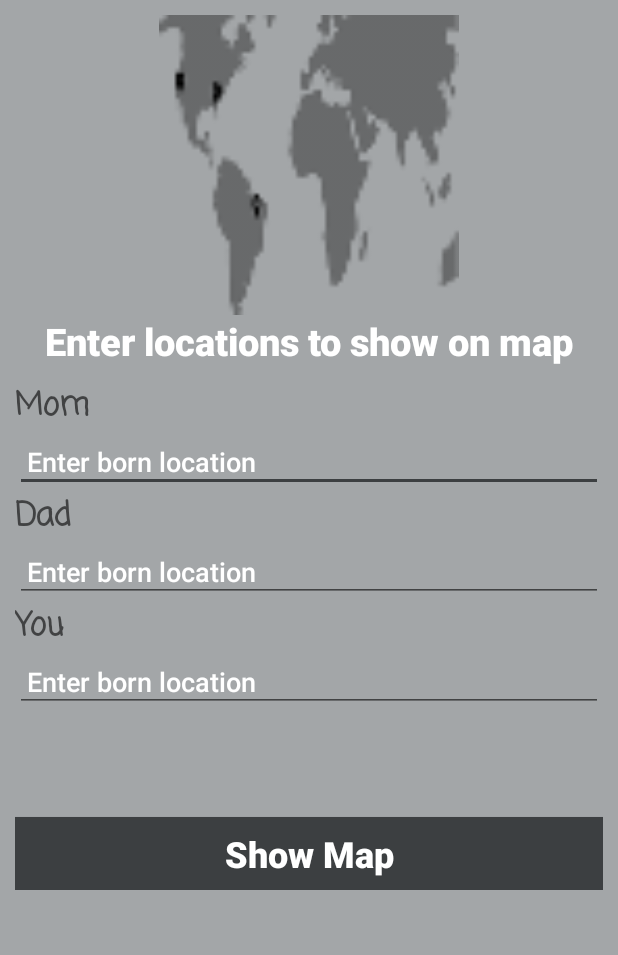
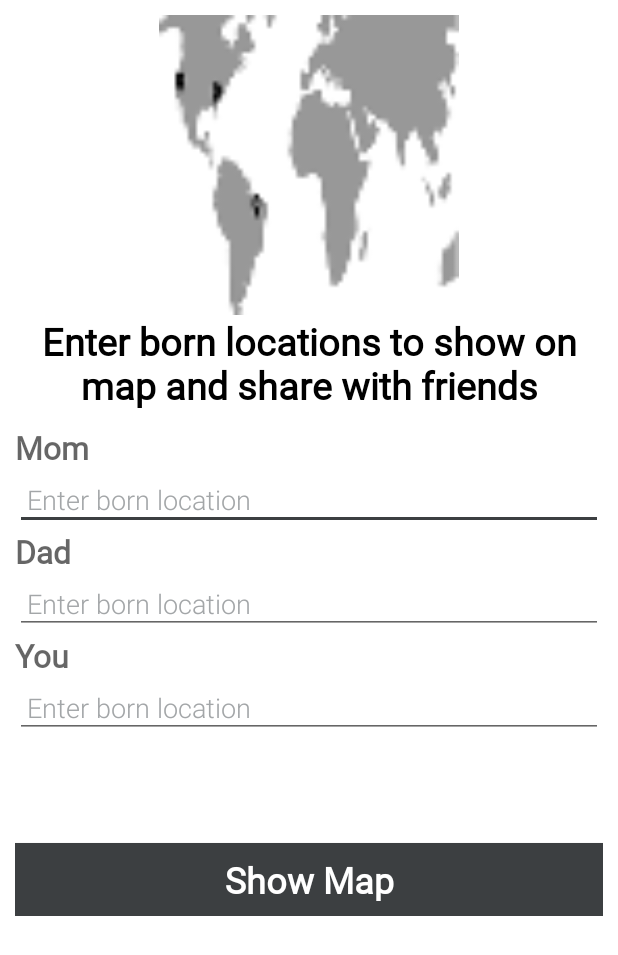
Before and after one commit to AndreSand/BornInApp, an Android app: the screen it shows after launch (MainActivity), on a phone screen of 412 x 824 dp. Shown: the top 955 px of the screen. Run offline under Robolectric (Android 15) with nearby library versions, the phone set to English and light mode, and no system bars.

Commit message:
Update app font and UI fixes

```diff
--- a/app/src/main/res/layout/activity_main.xml
+++ b/app/src/main/res/layout/activity_main.xml
@@ -6,7 +6,7 @@
         android:layout_width="match_parent"
         android:layout_height="match_parent"
         tools:context=".MainActivity"
-        android:background="#A3A6A8">
+        android:background="#FFFFFF">
 <!--        android:background="#A1A4A6">-->
 <!--        android:background="#3C3F41">-->
 
--- a/app/src/main/res/layout/content_main.xml
+++ b/app/src/main/res/layout/content_main.xml
@@ -32,11 +32,11 @@
             android:id="@+id/textView"
             android:layout_width="match_parent"
             android:layout_height="wrap_content"
-            android:fontFamily="sans-serif-medium"
-            android:text="Enter locations to show on map"
+            android:fontFamily="@font/roboto_mono_light_italic"
+            android:text="Enter born locations to show on map and share with friends"
             android:textAlignment="center"
             android:textAppearance="?android:attr/textAppearanceLarge"
-            android:textColor="#ffffff"
+            android:textColor="#000000"
             android:textSize="25sp"
             android:textStyle="bold" />
 
@@ -45,7 +45,7 @@
             android:layout_width="match_parent"
             android:layout_height="wrap_content"
             android:layout_marginTop="10dp"
-            android:fontFamily="casual"
+            android:fontFamily="@font/roboto_mono_light_italic"
             android:text="Mom"
             android:textAppearance="?android:attr/textAppearanceMedium"
             android:textSize="21sp"
@@ -58,19 +58,19 @@
             android:layout_height="wrap_content"
             android:layout_below="@+id/textView1"
             android:ellipsize="end"
-            android:fontFamily="sans-serif-medium"
+            android:fontFamily="sans-serif-light"
             android:hint="Enter born location"
             android:inputType="textCapWords"
             android:maxLines="1"
             android:padding="8dp"
-            android:textColor="#ffffff"
-            android:textColorHint="#ffffff" />
+            android:textColor="#000000"
+            android:textColorHint="#A3A6A8"/>
 
         <TextView
             android:id="@+id/textView2"
             android:layout_width="wrap_content"
             android:layout_height="wrap_content"
-            android:fontFamily="casual"
+            android:fontFamily="@font/roboto_mono_light_italic"
             android:text="Dad"
             android:textAlignment="center"
             android:textAppearance="?android:attr/textAppearanceMedium"
@@ -84,19 +84,19 @@
             android:layout_below="@+id/textView2"
             android:layout_weight="2.86"
             android:ellipsize="end"
-            android:fontFamily="sans-serif-medium"
+            android:fontFamily="sans-serif-light"
             android:hint="Enter born location"
             android:inputType="textCapWords"
             android:maxLines="1"
             android:padding="8dp"
-            android:textColor="#ffffff"
-            android:textColorHint="#ffffff" />
+            android:textColor="#000000"
+            android:textColorHint="#A3A6A8" />
 
         <TextView
             android:id="@+id/textView3"
             android:layout_width="wrap_content"
             android:layout_height="wrap_content"
-            android:fontFamily="casual"
+            android:fontFamily="@font/roboto_mono_light_italic"
             android:text="You"
             android:textAppearance="?android:attr/textAppearanceMedium"
             android:textSize="21sp"
@@ -109,13 +109,13 @@
             android:layout_below="@+id/textView3"
             android:layout_weight="2.86"
             android:ellipsize="end"
-            android:fontFamily="sans-serif-medium"
+            android:fontFamily="sans-serif-light"
             android:hint="Enter born location"
             android:inputType="textCapWords"
             android:maxLines="1"
             android:padding="8dp"
-            android:textColor="#ffffff"
-            android:textColorHint="#ffffff" />
+            android:textColor="#000000"
+            android:textColorHint="#A3A6A8" />
 
         <Button
             android:id="@+id/btGoToMap"
@@ -124,10 +124,9 @@
             android:layout_below="@+id/form_layout"
             android:layout_marginTop="70dp"
             android:background="@color/colorAccent"
-            android:fontFamily="sans-serif-medium"
+            android:fontFamily="@font/roboto_mono_light_italic"
             android:gravity="center"
             android:padding="8dp"
-
             android:text="Show Map"
             android:textAlignment="center"
             android:textAllCaps="false"
--- a/app/src/main/res/layout/content_maps.xml
+++ b/app/src/main/res/layout/content_maps.xml
@@ -31,7 +31,7 @@
             android:text="Share"
             android:gravity="center"
             android:textColor="#ffffff"
-            android:fontFamily="sans-serif-medium"
+            android:fontFamily="@font/roboto_mono_light_italic"
             app:layout_constraintStart_toStartOf="parent"
             app:layout_constraintBottom_toBottomOf="parent"
             app:layout_constraintEnd_toEndOf="parent"
```
